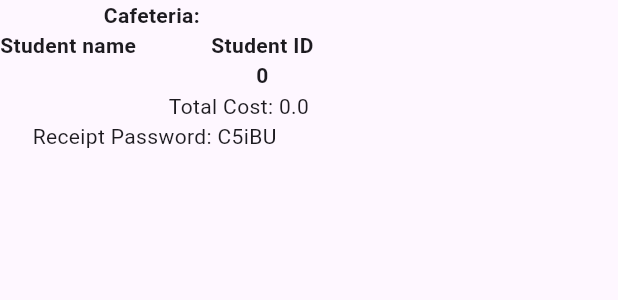
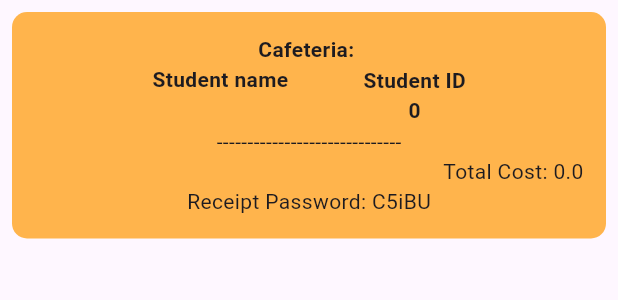
Before and after one commit to FrancisSimple/Ashesi_q_breaker_app, a Flutter app: the ReceiptCard widget shown alone on an empty page, opened directly with empty values, on a phone screen of 412 x 824 dp. Shown: the top 300 px of the screen. Run offline on Flutter 3.47's test engine with Material 3 defaults, Android fonts, the phone set to English and light mode, and no system bars; our stand-ins replace cloud_firestore, firebase_auth, firebase_core, flutter_spinkit, line_awesome_flutter; accounts and stored records are empty.

```diff
--- a/q_breaker_app/q_breaker_app/lib/all_users_common_page.dart
+++ b/q_breaker_app/q_breaker_app/lib/all_users_common_page.dart
@@ -254,10 +254,16 @@ class _ReceiptCardState extends State<ReceiptCard> {
   @override
   Widget build(BuildContext context) {
     widget.newReceipt.generatePassword();
-    return Container(
-      width: MediaQuery.of(context).size.width * 0.5,
+    return Padding(
+      padding: const EdgeInsets.all(8.0),
+      child: Container(
+
+        padding: const EdgeInsets.all(15),
+        decoration: BoxDecoration(
+          borderRadius: BorderRadius.circular(10),
+          color: Colors.orange.withOpacity(0.7),
+        ),
         child: Column(
-
           mainAxisAlignment: MainAxisAlignment.center,
           mainAxisSize: MainAxisSize.min,
 
@@ -266,6 +272,7 @@ class _ReceiptCardState extends State<ReceiptCard> {
             //student details
             Row(
               mainAxisAlignment: MainAxisAlignment.center,
+
               children: [
               Column(
                 mainAxisAlignment: MainAxisAlignment.center,
@@ -285,6 +292,8 @@ class _ReceiptCardState extends State<ReceiptCard> {
 
               ),
             ],),
+            const Text('------------------------------'),
+            const SizedBox(),
 
             //listing receipt food content
             for (Food food in widget.newReceipt.foods)
@@ -295,6 +304,7 @@ class _ReceiptCardState extends State<ReceiptCard> {
                       Text(food.name,style: const TextStyle(fontWeight: FontWeight.bold)),
                       Row(
                         mainAxisAlignment: MainAxisAlignment.spaceBetween,
+
                         children: [
 
                         Column(
@@ -337,6 +347,7 @@ class _ReceiptCardState extends State<ReceiptCard> {
 
           ],
         ),
+      ),
     );
   }
 }
```
Also changed, not shown: q_breaker_app/q_breaker_app/lib/student_path/receipt _page.dart (added, +56 -0 lines), q_breaker_app/q_breaker_app/lib/student_path/student_selected_caf.dart (+2 -38 lines). Lines whose indentation alone changed are shown as unchanged.
